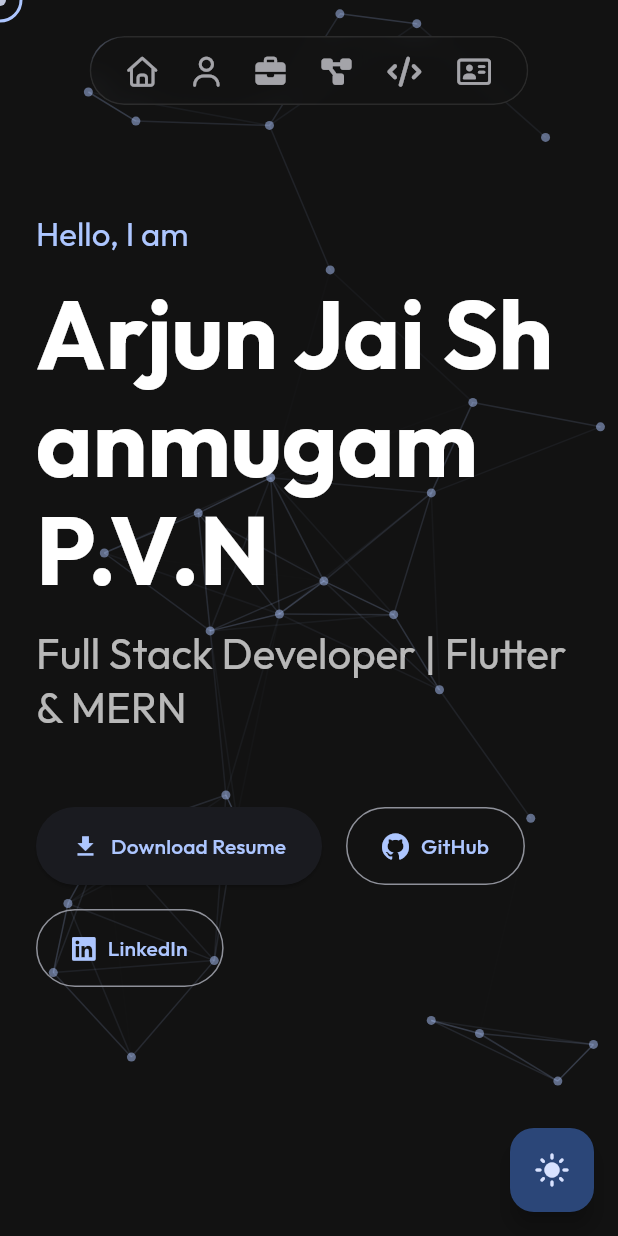
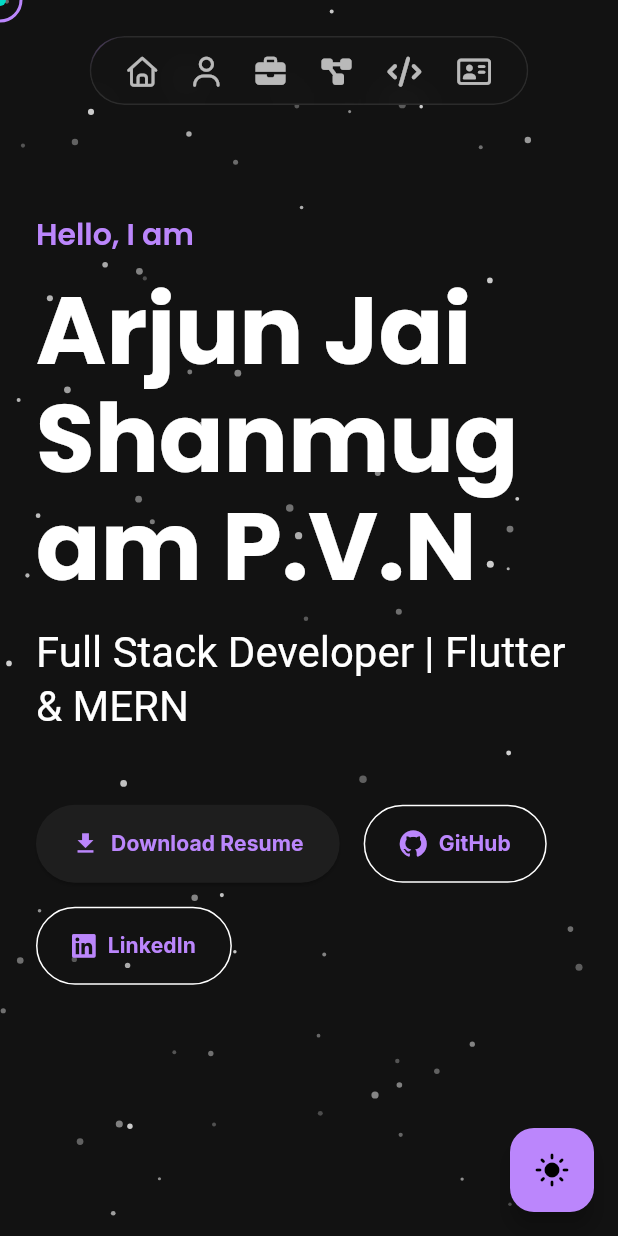
Before and after one commit to Arjunjai10/Portfolio-, a Flutter app: the screen it shows after launch, on a phone screen of 412 x 824 dp. Run offline on Flutter 3.47's test engine with Material 3 defaults, Android fonts, the phone set to English and light mode, and no system bars; drawn by our look-alikes of animated_text_kit, flutter_animate; our stand-ins replace equatable, flutter_bloc, font_awesome_flutter, google_fonts, responsive_framework.

Commit message:
2 commit

```diff
--- a/lib/core/app_theme.dart
+++ b/lib/core/app_theme.dart
@@ -5,14 +5,44 @@ class AppTheme {
   static final ThemeData darkTheme = ThemeData(
     useMaterial3: true,
     brightness: Brightness.dark,
-    colorScheme: ColorScheme.fromSeed(
-      seedColor: Colors.blueAccent,
-      brightness: Brightness.dark,
-      surface: const Color(0xFF121212),
+    scaffoldBackgroundColor: const Color(0xFF121212), // Standard Dark Background
+    primaryColor: const Color(0xFFBB86FC), // Material Purple 200
+    colorScheme: const ColorScheme.dark(
+      primary: Color(0xFFBB86FC),
+      secondary: Color(0xFF03DAC6), // Teal 200
+      surface: Color(0xFF1E1E1E),
+      onPrimary: Colors.black,
+      onSecondary: Colors.black,
     ),
-    textTheme: GoogleFonts.outfitTextTheme(ThemeData.dark().textTheme).apply(
-      bodyColor: Colors.white70,
-      displayColor: Colors.white,
+    // Modern Fonts
+    textTheme: TextTheme(
+      displayLarge: GoogleFonts.poppins(
+        fontSize: 32,
+        fontWeight: FontWeight.bold,
+        color: Colors.white,
+      ),
+      displayMedium: GoogleFonts.poppins(
+        fontSize: 24,
+        fontWeight: FontWeight.w600,
+        color: Colors.white,
+      ),
+      titleLarge: GoogleFonts.poppins(
+        fontSize: 20,
+        fontWeight: FontWeight.w600,
+        color: const Color(0xFFBB86FC),
+      ),
+      bodyLarge: GoogleFonts.inter(
+        fontSize: 16,
+        color: Colors.white70,
+      ),
+      bodyMedium: GoogleFonts.inter(
+        fontSize: 14,
+        color: Colors.white70,
+      ),
+      labelLarge: GoogleFonts.inter(
+        fontSize: 14,
+        fontWeight: FontWeight.bold,
+      ),
     ),
     cardColor: const Color(0xFF1E1E1E),
   );
@@ -20,10 +50,46 @@ class AppTheme {
   static final ThemeData lightTheme = ThemeData(
     useMaterial3: true,
     brightness: Brightness.light,
-    colorScheme: ColorScheme.fromSeed(
-      seedColor: Colors.blueAccent,
-      brightness: Brightness.light,
+    scaffoldBackgroundColor: const Color(0xFFF5F5F5), // Light Gray/White
+    primaryColor: const Color(0xFF6200EE), // Material Purple 500
+    colorScheme: const ColorScheme.light(
+      primary: Color(0xFF6200EE),
+      secondary: Color(0xFF03DAC6),
+      surface: Colors.white,
+      onPrimary: Colors.white,
+      onSecondary: Colors.black,
+      onSurface: Colors.black87,
     ),
-    textTheme: GoogleFonts.outfitTextTheme(ThemeData.light().textTheme),
+    textTheme: TextTheme(
+      displayLarge: GoogleFonts.poppins(
+        fontSize: 32,
+        fontWeight: FontWeight.bold,
+        color: Colors.black87,
+      ),
+      displayMedium: GoogleFonts.poppins(
+        fontSize: 24,
+        fontWeight: FontWeight.w600,
+        color: Colors.black87,
+      ),
+      titleLarge: GoogleFonts.poppins(
+        fontSize: 20,
+        fontWeight: FontWeight.w600,
+        color: const Color(0xFF6200EE),
+      ),
+      bodyLarge: GoogleFonts.inter(
+        fontSize: 16,
+        color: Colors.black54,
+      ),
+      bodyMedium: GoogleFonts.inter(
+        fontSize: 14,
+        color: Colors.black54,
+      ),
+      labelLarge: GoogleFonts.inter(
+        fontSize: 14,
+        fontWeight: FontWeight.bold,
+        color: const Color(0xFF6200EE),
+      ),
+    ),
+    cardColor: Colors.white,
   );
 }
--- a/lib/data/data_sources/portfolio_data.dart
+++ b/lib/data/data_sources/portfolio_data.dart
@@ -55,6 +55,7 @@ class PortfolioData {
           "Built a secure, personalized movie recommendation web app with JWT authentication, intuitive UI, and search/filter features.",
       period: "2025",
       technologies: ["MERN Stack", "JWT"],
+      link: "https://github.com/Arjunjai10/Movie-Recommendation", // Placeholder
     ),
     Project(
       title: "Blogging Platform",
@@ -62,6 +63,7 @@ class PortfolioData {
           "Developed a responsive platform for users to create, edit, and manage blog posts with a dynamic interface and optimized backend APIs.",
       period: "2025",
       technologies: ["MERN Stack"],
+      link: "https://github.com/Arjunjai10/Blogging-Platform", // Placeholder
     ),
     Project(
       title: "SkyCast-Flutter Weather App",
@@ -69,6 +71,8 @@ class PortfolioData {
           "Developed a cross-platform weather application that provides real-time weather forecast, location based features, dynamic layouts and interactive weather effects.",
       period: "2025",
       technologies: ["Flutter", "Dart", "Weather API"],
+      link: "https://github.com/Arjunjai10/SkyCast", // Placeholder
+      apkLink: "https://github.com/Arjunjai10/SkyCast/releases/download/v1.0.0/app-release.apk", // Placeholder APK link
     ),
   ];
 
--- a/lib/data/models/models.dart
+++ b/lib/data/models/models.dart
@@ -34,6 +34,7 @@ class Project {
   final String period;
   final List<String> technologies;
   final String? link;
+  final String? apkLink;
 
   Project({
     required this.title,
@@ -41,6 +42,7 @@ class Project {
     required this.period,
     required this.technologies,
     this.link,
+    this.apkLink,
   });
 }
 
--- a/lib/presentation/sections/about_section.dart
+++ b/lib/presentation/sections/about_section.dart
@@ -171,7 +171,8 @@ class CertificationCard extends StatelessWidget {
                             fontWeight: FontWeight.bold,
                             fontSize: 14,
                             letterSpacing: 0.5,
-                            color: Colors.white.withOpacity(0.9),
+                            // Use theme color (black in light, white in dark)
+                            color: Theme.of(context).textTheme.titleMedium?.color,
                           ),
                       maxLines: 2,
                       overflow: TextOverflow.ellipsis,
@@ -181,7 +182,8 @@ class CertificationCard extends StatelessWidget {
                       "VERIFIED CERTIFICATION",
                       style: TextStyle(
                         fontSize: 10,
-                        color: const Color(0xFFFFD700).withOpacity(0.8),
+                        // Use primary color (purple) or a darker gold that works on white
+                        color: Theme.of(context).colorScheme.primary,
                         fontWeight: FontWeight.bold,
                         letterSpacing: 1.5,
                       ),
--- a/lib/presentation/sections/home_section.dart
+++ b/lib/presentation/sections/home_section.dart
@@ -39,7 +39,8 @@ class HomeSection extends StatelessWidget {
               const SizedBox(height: 16),
               DefaultTextStyle(
                 style: Theme.of(context).textTheme.headlineMedium!.copyWith(
-                      color: Theme.of(context).textTheme.bodyLarge?.color,
+                      // Use headlineMedium color which is correctly contrasted (black in light, white in dark)
+                      color: Theme.of(context).textTheme.headlineMedium?.color,
                       fontFamily: Theme.of(context).textTheme.headlineMedium?.fontFamily,
                     ),
                 child: AnimatedTextKit(
--- a/lib/presentation/widgets/animated_background.dart
+++ b/lib/presentation/widgets/animated_background.dart
@@ -11,7 +11,7 @@ class AnimatedBackground extends StatefulWidget {
 
 class _AnimatedBackgroundState extends State<AnimatedBackground> with SingleTickerProviderStateMixin {
   late Ticker _ticker;
-  final List<Particle> _particles = [];
+  final List<Star> _stars = [];
   final Random _random = Random();
 
   @override
@@ -20,8 +20,8 @@ class _AnimatedBackgroundState extends State<AnimatedBackground> with SingleTick
     _ticker = createTicker((elapsed) {
       if (mounted) {
         setState(() {
-          for (var particle in _particles) {
-            particle.update();
+          for (var star in _stars) {
+            star.update();
           }
         });
       }
@@ -32,15 +32,15 @@ class _AnimatedBackgroundState extends State<AnimatedBackground> with SingleTick
   @override
   void didChangeDependencies() {
     super.didChangeDependencies();
-    if (_particles.isEmpty) {
+    if (_stars.isEmpty) {
       final size = MediaQuery.of(context).size;
-      for (int i = 0; i < 30; i++) {
-        _particles.add(Particle(
+      for (int i = 0; i < 100; i++) { // More stars
+        _stars.add(Star(
           x: _random.nextDouble() * size.width,
           y: _random.nextDouble() * size.height,
-          vx: _random.nextDouble() * 1.5 - 0.75,
-          vy: _random.nextDouble() * 1.5 - 0.75,
-          color: Theme.of(context).colorScheme.primary.withValues(alpha: 0.5),
+          speed: 1 + _random.nextDouble() * 4, // Horizontal speed
+          size: 2 + _random.nextDouble() * 3, // Variable pixel size
+          color: Colors.white.withValues(alpha: 0.2 + _random.nextDouble() * 0.6),
         ));
       }
     }
@@ -55,83 +55,46 @@ class _AnimatedBackgroundState extends State<AnimatedBackground> with SingleTick
   @override
   Widget build(BuildContext context) {
     return Container(
-      color: Theme.of(context).colorScheme.surface, // Base background
+      color: Theme.of(context).scaffoldBackgroundColor,
       child: CustomPaint(
-        painter: ParticleNetworkPainter(
-          particles: _particles,
-          lineColor: Theme.of(context).colorScheme.primary.withValues(alpha: 0.1),
-        ),
+        painter: StarfieldPainter(stars: _stars),
         child: Container(),
       ),
     );
   }
 }
 
-class Particle {
-  double x, y, vx, vy;
+class Star {
+  double x, y, speed, size;
   Color color;
 
-  Particle({required this.x, required this.y, required this.vx, required this.vy, required this.color});
+  Star({required this.x, required this.y, required this.speed, required this.size, required this.color});
 
   void update() {
-    x += vx;
-    y += vy;
-
-    // Bounce off edges (simplified wrapped for seamless look or bounce)
-    // Let's bounce:
-    // Actually, wrap sounds cooler for network.
-    // If we bounce we need screen size, let's just bounce conceptually - wait, we don't have screen size in update easily.
-    // Let's pass bounds or simple logic: if x > 2000 (rough max) reset.
-    // Wait, simpler: just let them drift and if they go too far, wrap them.
-    // Ideally we need screen size. For now let's just let them move, the painter handles drawing.
-    // We can assume a large enough canvas or pass bounds.
-    // Let's just make them bounce effectively by checking rough bounds or simple sine wave motion relative to origin?
-    // No, linear motion is best for tech.
-    // Let's just re-initialize if out of bounds in Painter? No, keep logic here.
-    // We will assume 1920x1080 approx for bounds or pass it.
-    // Actually, let's just use a fixed large bounds for now.
-
-    if (x < 0 || x > 3000) vx = -vx;
-    if (y < 0 || y > 3000) vy = -vy;
+    x -= speed; // Move Left
+    if (x < 0) {
+      x = 4000; // Loop back far right (assuming large screen)
+      y = Random().nextDouble() * 3000; // Random Y
+    }
   }
 }
 
-class ParticleNetworkPainter extends CustomPainter {
-  final List<Particle> particles;
-  final Color lineColor;
+class StarfieldPainter extends CustomPainter {
+  final List<Star> stars;
 
-  ParticleNetworkPainter({required this.particles, required this.lineColor});
+  StarfieldPainter({required this.stars});
 
   @override
   void paint(Canvas canvas, Size size) {
-     // Update bounds check here effectively
-     for (var p in particles) {
-       if (p.x < 0) p.x = size.width;
-       if (p.x > size.width) p.x = 0;
-       if (p.y < 0) p.y = size.height;
-       if (p.y > size.height) p.y = 0;
+     for (var s in stars) {
+       // Loop logic is handled in update(), just ensuring it's within view if needed,
+       // but typically we trust the update logic or just draw.
 
-       // Draw particle
-       canvas.drawCircle(Offset(p.x, p.y), 3.0, Paint()..color = p.color);
-     }
-
-     // Draw lines
-     for (int i = 0; i < particles.length; i++) {
-       for (int j = i + 1; j < particles.length; j++) {
-         var p1 = particles[i];
-         var p2 = particles[j];
-         var dx = p1.x - p2.x;
-         var dy = p1.y - p2.y;
-         var dist = sqrt(dx * dx + dy * dy);
-
-         if (dist < 150) {
-           canvas.drawLine(
-             Offset(p1.x, p1.y),
-             Offset(p2.x, p2.y),
-             Paint()..color = lineColor.withValues(alpha: (1 - dist / 150) * 0.3)..strokeWidth = 1,
-           );
-         }
-       }
+       canvas.drawCircle(
+         Offset(s.x, s.y),
+         s.size / 2, // Radius is half the size
+         Paint()..color = s.color,
+       );
      }
   }
 
--- a/lib/presentation/widgets/glass_card.dart
+++ b/lib/presentation/widgets/glass_card.dart
@@ -50,7 +50,7 @@ class _GlassCardState extends State<GlassCard> {
                   color: (widget.color ?? Theme.of(context).colorScheme.surface).withValues(alpha: widget.opacity),
                   borderRadius: borderRadius,
                   border: Border.all(
-                    color: Colors.white.withValues(alpha: 0.1),
+                    color: Theme.of(context).colorScheme.onSurface.withValues(alpha: 0.1),
                     width: 1.0,
                   ),
                 ),
```
Also changed, not shown: lib/presentation/sections/projects_section.dart (+41 -6 lines).
